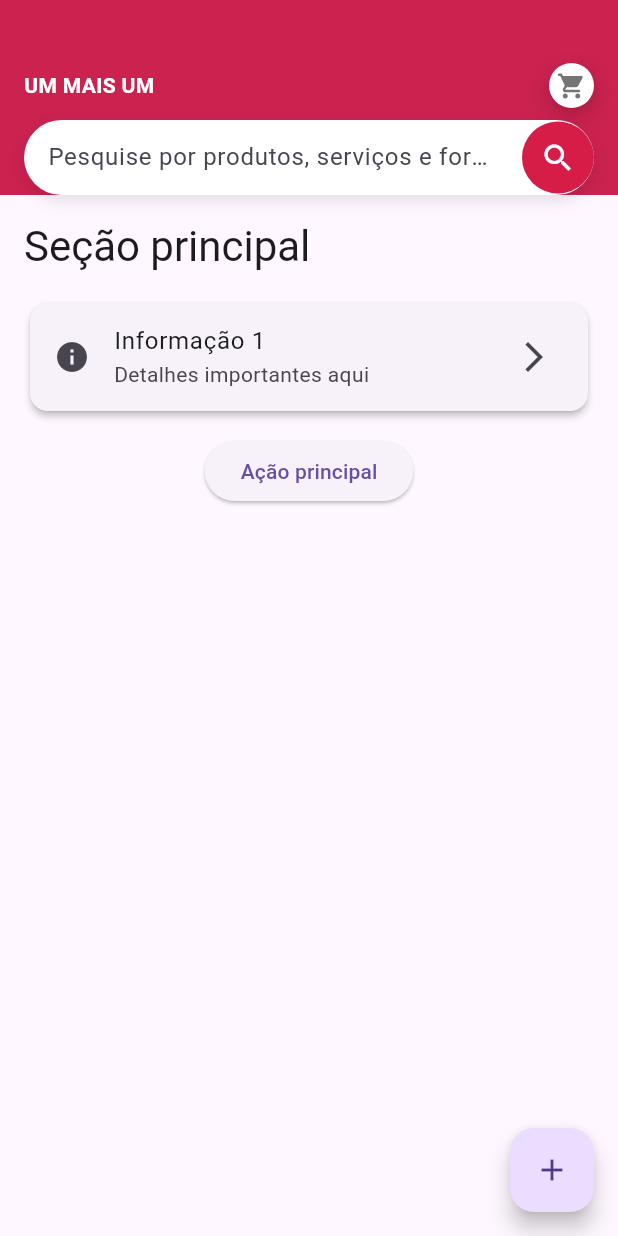
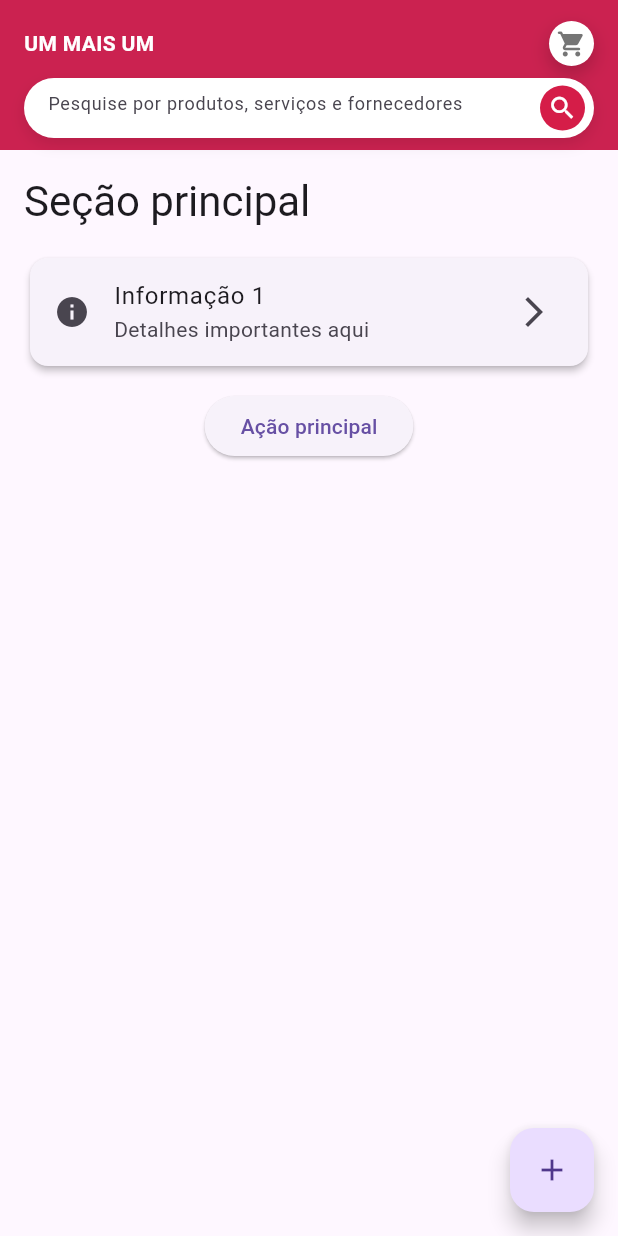
Before and after one commit to luisesales/BemCasados, a Flutter app: the screen it shows after launch, on a phone screen of 412 x 824 dp. Run offline on Flutter 3.47's test engine with Material 3 defaults, Android fonts, the phone set to English and light mode, and no system bars.

Commit message:
feat: corrigindo AppBar/ modularizando

```diff
--- a/lib/components/AppSearchBar.dart
+++ b/lib/components/AppSearchBar.dart
@@ -4,7 +4,7 @@ class AppSearchBar extends StatelessWidget {
   @override
   Widget build(BuildContext context) {
     return Container(
-      height: 50, // Altura fixa para consistência
+      height: 40,
       decoration: BoxDecoration(
         color: Colors.white,
         borderRadius: BorderRadius.circular(32.0),
@@ -24,20 +24,32 @@ class AppSearchBar extends StatelessWidget {
               child: TextField(
                 decoration: InputDecoration(
                   hintText: 'Pesquise por produtos, serviços e fornecedores',
+                  hintStyle: TextStyle(fontSize: 12),
+                  alignLabelWithHint: true,
                   border: InputBorder.none,
+                  contentPadding: EdgeInsets.symmetric(vertical: 18),
                 ),
+                textAlignVertical: TextAlignVertical.center,
               ),
             ),
           ),
-          Container(
-            decoration: BoxDecoration(
-              color: const Color.fromARGB(255, 213, 29, 72),
-              shape: BoxShape.circle,
-            ),
-            child: IconButton(
-              icon: Icon(Icons.search),
-              color: Colors.white,
-              onPressed: () {},
+          Padding(
+            padding: EdgeInsets.fromLTRB(0, 0, 6, 0),
+            child: Container(
+              decoration: BoxDecoration(
+                color: const Color.fromARGB(255, 213, 29, 72),
+                shape: BoxShape.circle,
+              ),
+              height: 30,
+              width: 30,
+              child: Center(
+                // Garante centralização
+                child: Icon(
+                  Icons.search,
+                  color: Colors.white,
+                  size: 20, // Tamanho do ícone
+                ),
+              ),
             ),
           ),
         ],
--- /dev/null
+++ b/lib/components/CustomAppBar.dart
@@ -0,0 +1,49 @@
+import 'package:flutter/material.dart';
+import 'AppSearchBar.dart';
+import 'CircleCartIcon.dart';
+
+class CustomAppBar extends StatelessWidget implements PreferredSizeWidget {
+  @override
+  final Size preferredSize;
+
+  CustomAppBar({Key? key})
+      : preferredSize = const Size.fromHeight(100),
+        super(key: key);
+
+  @override
+  Widget build(BuildContext context) {
+    return AppBar(
+      backgroundColor: const Color.fromARGB(255, 213, 29, 72),
+      elevation: 4.0,
+      flexibleSpace: SafeArea(
+        child: Column(
+          mainAxisAlignment: MainAxisAlignment.end,
+          children: [
+            Padding(
+              padding: const EdgeInsets.symmetric(horizontal: 16.0),
+              child: Row(
+                mainAxisAlignment: MainAxisAlignment.spaceBetween,
+                children: [
+                  Text(
+                    'UM MAIS UM',
+                    style: TextStyle(
+                      color: Colors.white,
+                      fontSize: 14,
+                      fontWeight: FontWeight.bold,
+                    ),
+                  ),
+                  CircleCartIcon(),
+                ],
+              ),
+            ),
+            SizedBox(height: 8), // Espaço entre as linhas
+            Padding(
+              padding: const EdgeInsets.fromLTRB(16, 0, 16, 8),
+              child: AppSearchBar(),
+            ),
+          ],
+        ),
+      ),
+    );
+  }
+}
--- a/lib/pages/home/home.dart
+++ b/lib/pages/home/home.dart
@@ -1,6 +1,7 @@
 import 'package:flutter/material.dart';
 import 'package:nuptia/components/AppSearchBar.dart';
 import 'package:nuptia/components/CircleCartIcon.dart';
+import 'package:nuptia/components/CustomAppBar.dart';
 
 class HomeScreen extends StatelessWidget {
   const HomeScreen({super.key});
@@ -8,42 +9,7 @@ class HomeScreen extends StatelessWidget {
   @override
   Widget build(BuildContext context) {
     return Scaffold(
-      appBar: PreferredSize(
-        preferredSize: Size.fromHeight(130), // Altura total ajustada
-        child: AppBar(
-          backgroundColor: const Color.fromARGB(255, 213, 29, 72),
-          elevation: 4.0,
-          flexibleSpace: SafeArea(
-            child: Column(
-              mainAxisAlignment: MainAxisAlignment.end,
-              children: [
-                Padding(
-                  padding: const EdgeInsets.symmetric(horizontal: 16.0),
-                  child: Row(
-                    mainAxisAlignment: MainAxisAlignment.spaceBetween,
-                    children: [
-                      Text(
-                        'UM MAIS UM',
-                        style: TextStyle(
-                          color: Colors.white,
-                          fontSize: 14,
-                          fontWeight: FontWeight.bold,
-                        ),
-                      ),
-                      CircleCartIcon(),
-                    ],
-                  ),
-                ),
-                SizedBox(height: 8), // Espaço entre as linhas
-                Padding(
-                  padding: const EdgeInsets.symmetric(horizontal: 16.0),
-                  child: AppSearchBar(),
-                ),
-              ],
-            ),
-          ),
-        ),
-      ),
+      appBar: CustomAppBar(),
       body: Padding(
         padding: const EdgeInsets.all(16.0),
         child: Column(
```
